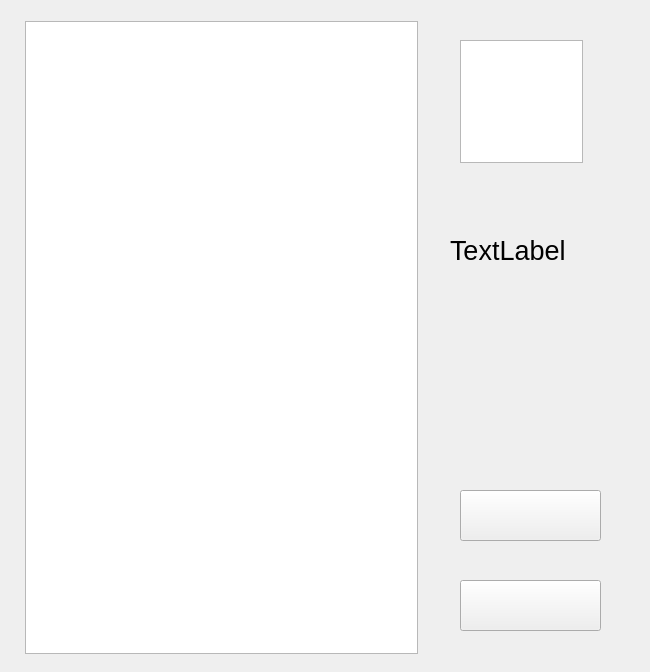
Qt form Tetris/widget.ui (lecenca/QtTetris) before a commit.
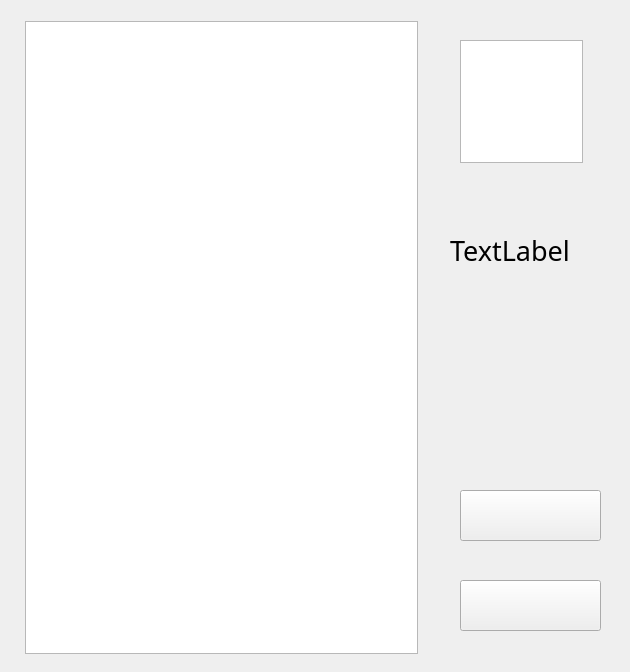
The same form after that commit.

Diff of the .ui file:
```diff
--- a/Tetris/widget.ui
+++ b/Tetris/widget.ui
@@ -6,7 +6,7 @@
    <rect>
     <x>0</x>
     <y>0</y>
-    <width>650</width>
+    <width>630</width>
     <height>672</height>
    </rect>
   </property>
@@ -80,6 +80,7 @@
    </property>
    <property name="font">
     <font>
+     <family>AR BERKLEY</family>
      <pointsize>20</pointsize>
     </font>
    </property>
```
Left out of the diff: 6 changed lines with no effect on the pictures.
